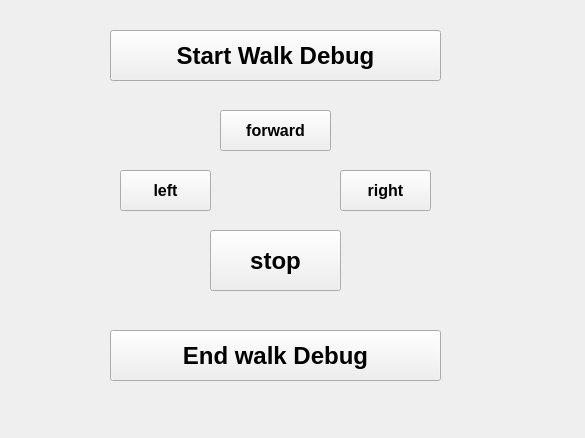
Old version of the form walkdebug.ui in the repository BronWang/SpecialGait.
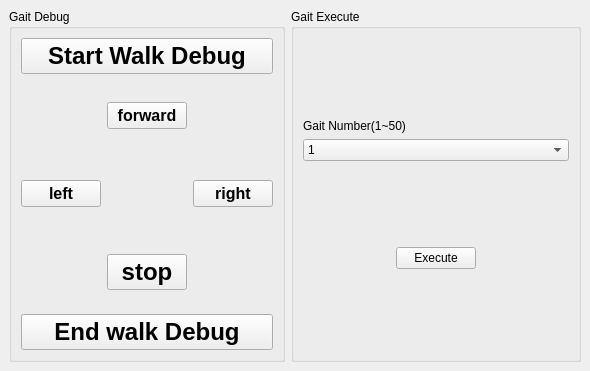
New version of the form.

The edit to the form file:
```diff
--- a/walkdebug.ui
+++ b/walkdebug.ui
@@ -6,8 +6,8 @@
    <rect>
     <x>0</x>
     <y>0</y>
-    <width>585</width>
-    <height>438</height>
+    <width>590</width>
+    <height>371</height>
    </rect>
   </property>
   <property name="font">
@@ -20,126 +20,520 @@
    <string>MainWindow</string>
   </property>
   <widget class="QWidget" name="centralwidget">
-   <widget class="QPushButton" name="pushButtonForward">
-    <property name="geometry">
-     <rect>
-      <x>220</x>
-      <y>110</y>
-      <width>111</width>
-      <height>41</height>
-     </rect>
-    </property>
-    <property name="font">
-     <font>
-      <pointsize>12</pointsize>
-      <weight>75</weight>
-      <bold>true</bold>
-     </font>
-    </property>
-    <property name="text">
-     <string>forward</string>
-    </property>
-   </widget>
-   <widget class="QPushButton" name="pushButtonLeft">
-    <property name="geometry">
-     <rect>
-      <x>120</x>
-      <y>170</y>
-      <width>91</width>
-      <height>41</height>
-     </rect>
-    </property>
-    <property name="font">
-     <font>
-      <pointsize>12</pointsize>
-      <weight>75</weight>
-      <bold>true</bold>
-     </font>
-    </property>
-    <property name="text">
-     <string>left</string>
-    </property>
-   </widget>
-   <widget class="QPushButton" name="pushButtonRight">
-    <property name="geometry">
-     <rect>
-      <x>340</x>
-      <y>170</y>
-      <width>91</width>
-      <height>41</height>
-     </rect>
-    </property>
-    <property name="font">
-     <font>
-      <pointsize>12</pointsize>
-      <weight>75</weight>
-      <bold>true</bold>
-     </font>
-    </property>
-    <property name="text">
-     <string>right</string>
-    </property>
-   </widget>
-   <widget class="QPushButton" name="pushButtonStop">
-    <property name="geometry">
-     <rect>
-      <x>210</x>
-      <y>230</y>
-      <width>131</width>
-      <height>61</height>
-     </rect>
-    </property>
-    <property name="font">
-     <font>
-      <pointsize>18</pointsize>
-      <weight>75</weight>
-      <bold>true</bold>
-     </font>
-    </property>
-    <property name="text">
-     <string>stop</string>
-    </property>
-   </widget>
-   <widget class="QPushButton" name="pushButtonStartWalk">
-    <property name="geometry">
-     <rect>
-      <x>110</x>
-      <y>30</y>
-      <width>331</width>
-      <height>51</height>
-     </rect>
-    </property>
-    <property name="font">
-     <font>
-      <pointsize>18</pointsize>
-      <weight>75</weight>
-      <bold>true</bold>
-     </font>
-    </property>
-    <property name="text">
-     <string>Start Walk Debug</string>
-    </property>
-   </widget>
-   <widget class="QPushButton" name="pushButtonEndWalk">
-    <property name="geometry">
-     <rect>
-      <x>110</x>
-      <y>330</y>
-      <width>331</width>
-      <height>51</height>
-     </rect>
-    </property>
-    <property name="font">
-     <font>
-      <pointsize>18</pointsize>
-      <weight>75</weight>
-      <bold>true</bold>
-     </font>
-    </property>
-    <property name="text">
-     <string>End walk Debug</string>
-    </property>
-   </widget>
+   <layout class="QGridLayout" name="gridLayout_4">
+    <item row="0" column="0">
+     <widget class="QGroupBox" name="groupBox">
+      <property name="title">
+       <string>Gait Debug</string>
+      </property>
+      <layout class="QGridLayout" name="gridLayout_2">
+       <item row="0" column="0">
+        <layout class="QGridLayout" name="gridLayout">
+         <item row="0" column="0" colspan="3">
+          <widget class="QPushButton" name="pushButtonStartWalk">
+           <property name="font">
+            <font>
+             <pointsize>18</pointsize>
+             <weight>75</weight>
+             <bold>true</bold>
+            </font>
+           </property>
+           <property name="text">
+            <string>Start Walk Debug</string>
+           </property>
+          </widget>
+         </item>
+         <item row="1" column="0">
+          <spacer name="verticalSpacer">
+           <property name="orientation">
+            <enum>Qt::Vertical</enum>
+           </property>
+           <property name="sizeHint" stdset="0">
+            <size>
+             <width>20</width>
+             <height>40</height>
+            </size>
+           </property>
+          </spacer>
+         </item>
+         <item row="1" column="1">
+          <widget class="QPushButton" name="pushButtonForward">
+           <property name="font">
+            <font>
+             <pointsize>12</pointsize>
+             <weight>75</weight>
+             <bold>true</bold>
+            </font>
+           </property>
+           <property name="text">
+            <string>forward</string>
+           </property>
+          </widget>
+         </item>
+         <item row="1" column="2">
+          <spacer name="verticalSpacer_2">
+           <property name="orientation">
+            <enum>Qt::Vertical</enum>
+           </property>
+           <property name="sizeHint" stdset="0">
+            <size>
+             <width>20</width>
+             <height>40</height>
+            </size>
+           </property>
+          </spacer>
+         </item>
+         <item row="2" column="0">
+          <widget class="QPushButton" name="pushButtonLeft">
+           <property name="font">
+            <font>
+             <pointsize>12</pointsize>
+             <weight>75</weight>
+             <bold>true</bold>
+            </font>
+           </property>
+           <property name="text">
+            <string>left</string>
+           </property>
+          </widget>
+         </item>
+         <item row="2" column="1">
+          <spacer name="verticalSpacer_3">
+           <property name="orientation">
+            <enum>Qt::Vertical</enum>
+           </property>
+           <property name="sizeHint" stdset="0">
+            <size>
+             <width>20</width>
+             <height>40</height>
+            </size>
+           </property>
+          </spacer>
+         </item>
+         <item row="2" column="2">
+          <widget class="QPushButton" name="pushButtonRight">
+           <property name="font">
+            <font>
+             <pointsize>12</pointsize>
+             <weight>75</weight>
+             <bold>true</bold>
+            </font>
+           </property>
+           <property name="text">
+            <string>right</string>
+           </property>
+          </widget>
+         </item>
+         <item row="3" column="0">
+          <spacer name="verticalSpacer_4">
+           <property name="orientation">
+            <enum>Qt::Vertical</enum>
+           </property>
+           <property name="sizeHint" stdset="0">
+            <size>
+             <width>20</width>
+             <height>40</height>
+            </size>
+           </property>
+          </spacer>
+         </item>
+         <item row="3" column="1">
+          <widget class="QPushButton" name="pushButtonStop">
+           <property name="font">
+            <font>
+             <pointsize>18</pointsize>
+             <weight>75</weight>
+             <bold>true</bold>
+            </font>
+           </property>
+           <property name="text">
+            <string>stop</string>
+           </property>
+          </widget>
+         </item>
+         <item row="3" column="2">
+          <spacer name="verticalSpacer_5">
+           <property name="orientation">
+            <enum>Qt::Vertical</enum>
+           </property>
+           <property name="sizeHint" stdset="0">
+            <size>
+             <width>20</width>
+             <height>40</height>
+            </size>
+           </property>
+          </spacer>
+         </item>
+         <item row="4" column="0" colspan="3">
+          <widget class="QPushButton" name="pushButtonEndWalk">
+           <property name="font">
+            <font>
+             <pointsize>18</pointsize>
+             <weight>75</weight>
+             <bold>true</bold>
+            </font>
+           </property>
+           <property name="text">
+            <string>End walk Debug</string>
+           </property>
+          </widget>
+         </item>
+        </layout>
+       </item>
+      </layout>
+     </widget>
+    </item>
+    <item row="0" column="1">
+     <widget class="QGroupBox" name="groupBox_2">
+      <property name="title">
+       <string>Gait Execute</string>
+      </property>
+      <layout class="QGridLayout" name="gridLayout_3">
+       <item row="0" column="0">
+        <layout class="QVBoxLayout" name="verticalLayout">
+         <item>
+          <spacer name="verticalSpacer_8">
+           <property name="orientation">
+            <enum>Qt::Vertical</enum>
+           </property>
+           <property name="sizeHint" stdset="0">
+            <size>
+             <width>20</width>
+             <height>40</height>
+            </size>
+           </property>
+          </spacer>
+         </item>
+         <item>
+          <widget class="QLabel" name="label">
+           <property name="text">
+            <string>Gait Number(1~50)</string>
+           </property>
+          </widget>
+         </item>
+         <item>
+          <widget class="QComboBox" name="comboBoxGaitNumber">
+           <item>
+            <property name="text">
+             <string>1</string>
+            </property>
+           </item>
+           <item>
+            <property name="text">
+             <string>2</string>
+            </property>
+           </item>
+           <item>
+            <property name="text">
+             <string>3</string>
+            </property>
+           </item>
+           <item>
+            <property name="text">
+             <string>4</string>
+            </property>
+           </item>
+           <item>
+            <property name="text">
+             <string>5</string>
+            </property>
+           </item>
+           <item>
+            <property name="text">
+             <string>6</string>
+            </property>
+           </item>
+           <item>
+            <property name="text">
+             <string>7</string>
+            </property>
+           </item>
+           <item>
+            <property name="text">
+             <string>8</string>
+            </property>
+           </item>
+           <item>
+            <property name="text">
+             <string>9</string>
+            </property>
+           </item>
+           <item>
+            <property name="text">
+             <string>10</string>
+            </property>
+           </item>
+           <item>
+            <property name="text">
+             <string>11</string>
+            </property>
+           </item>
+           <item>
+            <property name="text">
+             <string>12</string>
+            </property>
+           </item>
+           <item>
+            <property name="text">
+             <string>13</string>
+            </property>
+           </item>
+           <item>
+            <property name="text">
+             <string>14</string>
+            </property>
+           </item>
+           <item>
+            <property name="text">
+             <string>15</string>
+            </property>
+           </item>
+           <item>
+            <property name="text">
+             <string>16</string>
+            </property>
+           </item>
+           <item>
+            <property name="text">
+             <string>17</string>
+            </property>
+           </item>
+           <item>
+            <property name="text">
+             <string>18</string>
+            </property>
+           </item>
+           <item>
+            <property name="text">
+             <string>19</string>
+            </property>
+           </item>
+           <item>
+            <property name="text">
+             <string>20</string>
+            </property>
+           </item>
+           <item>
+            <property name="text">
+             <string>21</string>
+            </property>
+           </item>
+           <item>
+            <property name="text">
+             <string>22</string>
+            </property>
+           </item>
+           <item>
+            <property name="text">
+             <string>23</string>
+            </property>
+           </item>
+           <item>
+            <property name="text">
+             <string>24</string>
+            </property>
+           </item>
+           <item>
+            <property name="text">
+             <string>25</string>
+            </property>
+           </item>
+           <item>
+            <property name="text">
+             <string>26</string>
+            </property>
+           </item>
+           <item>
+            <property name="text">
+             <string>27</string>
+            </property>
+           </item>
+           <item>
+            <property name="text">
+             <string>28</string>
+            </property>
+           </item>
+           <item>
+            <property name="text">
+             <string>29</string>
+            </property>
+           </item>
+           <item>
+            <property name="text">
+             <string>30</string>
+            </property>
+           </item>
+           <item>
+            <property name="text">
+             <string>31</string>
+            </property>
+           </item>
+           <item>
+            <property name="text">
+             <string>32</string>
+            </property>
+           </item>
+           <item>
+            <property name="text">
+             <string>33</string>
+            </property>
+           </item>
+           <item>
+            <property name="text">
+             <string>34</string>
+            </property>
+           </item>
+           <item>
+            <property name="text">
+             <string>35</string>
+            </property>
+           </item>
+           <item>
+            <property name="text">
+             <string>36</string>
+            </property>
+           </item>
+           <item>
+            <property name="text">
+             <string>37</string>
+            </property>
+           </item>
+           <item>
+            <property name="text">
+             <string>38</string>
+            </property>
+           </item>
+           <item>
+            <property name="text">
+             <string>39</string>
+            </property>
+           </item>
+           <item>
+            <property name="text">
+             <string>40</string>
+            </property>
+           </item>
+           <item>
+            <property name="text">
+             <string>41</string>
+            </property>
+           </item>
+           <item>
+            <property name="text">
+             <string>42</string>
+            </property>
+           </item>
+           <item>
+            <property name="text">
+             <string>43</string>
+            </property>
+           </item>
+           <item>
+            <property name="text">
+             <string>44</string>
+            </property>
+           </item>
+           <item>
+            <property name="text">
+             <string>45</string>
+            </property>
+           </item>
+           <item>
+            <property name="text">
+             <string>46</string>
+            </property>
+           </item>
+           <item>
+            <property name="text">
+             <string>47</string>
+            </property>
+           </item>
+           <item>
+            <property name="text">
+             <string>48</string>
+            </property>
+           </item>
+           <item>
+            <property name="text">
+             <string>49</string>
+            </property>
+           </item>
+           <item>
+            <property name="text">
+             <string>50</string>
+            </property>
+           </item>
+          </widget>
+         </item>
+         <item>
+          <spacer name="verticalSpacer_6">
+           <property name="orientation">
+            <enum>Qt::Vertical</enum>
+           </property>
+           <property name="sizeHint" stdset="0">
+            <size>
+             <width>20</width>
+             <height>40</height>
+            </size>
+           </property>
+          </spacer>
+         </item>
+         <item>
+          <layout class="QHBoxLayout" name="horizontalLayout">
+           <item>
+            <spacer name="horizontalSpacer_2">
+             <property name="orientation">
+              <enum>Qt::Horizontal</enum>
+             </property>
+             <property name="sizeHint" stdset="0">
+              <size>
+               <width>40</width>
+               <height>20</height>
+              </size>
+             </property>
+            </spacer>
+           </item>
+           <item>
+            <widget class="QPushButton" name="btnExecute">
+             <property name="text">
+              <string>Execute</string>
+             </property>
+            </widget>
+           </item>
+           <item>
+            <spacer name="horizontalSpacer">
+             <property name="orientation">
+              <enum>Qt::Horizontal</enum>
+             </property>
+             <property name="sizeHint" stdset="0">
+              <size>
+               <width>40</width>
+               <height>20</height>
+              </size>
+             </property>
+            </spacer>
+           </item>
+          </layout>
+         </item>
+         <item>
+          <spacer name="verticalSpacer_7">
+           <property name="orientation">
+            <enum>Qt::Vertical</enum>
+           </property>
+           <property name="sizeHint" stdset="0">
+            <size>
+             <width>20</width>
+             <height>40</height>
+            </size>
+           </property>
+          </spacer>
+         </item>
+        </layout>
+       </item>
+      </layout>
+     </widget>
+    </item>
+   </layout>
   </widget>
   <widget class="QMenuBar" name="menubar">
    <property name="geometry">
```
Left out of the diff: 2 changed lines with no effect on the pictures.
